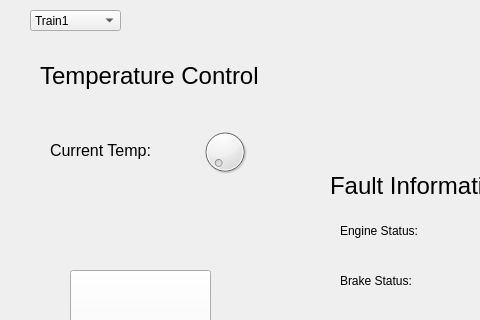
This is track_model/TrainCTRLui/ui_driver/form.ui in ece1140thebteam/train_system_sim as Qt 5 draws it before an edit; both pictures show x 0 to 480 and y 0 to 320 of the 957 by 633 pixel window. The edited form follows.
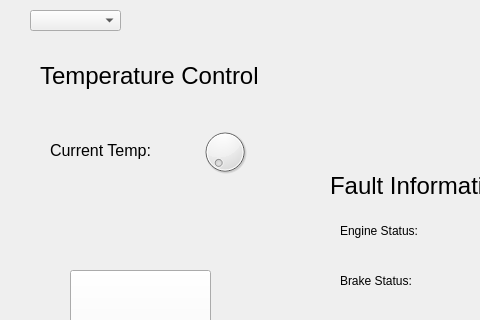
This is the edited form.

Commit message: Updated Train CTRL UI

```diff
--- a/track_model/TrainCTRLui/ui_driver/form.ui
+++ b/track_model/TrainCTRLui/ui_driver/form.ui
@@ -2111,13 +2111,8 @@
      <bool>false</bool>
     </property>
     <property name="currentText">
-     <string>Train1</string>
+     <string/>
     </property>
-    <item>
-     <property name="text">
-      <string>Train1</string>
-     </property>
-    </item>
    </widget>
   </widget>
   <widget class="QStatusBar" name="statusbar"/>
```
The commit also changes 2 other files.
